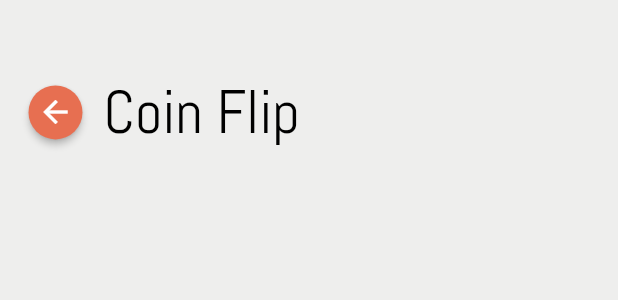
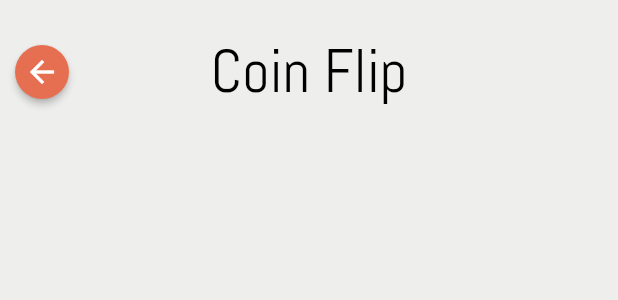
Before and after one commit to yonraf/mobil-software-udvikling, a Flutter app: the TopBar widget shown alone on an empty page, opened directly, on a phone screen of 412 x 824 dp. Shown: the top 300 px of the screen. Run offline on Flutter 3.47's test engine with Material 2 defaults, Android fonts, the phone set to English and light mode, and no system bars.

Commit message:
Topbar center and fixes

```diff
--- a/justrandom/lib/screens/components/home_button.dart
+++ b/justrandom/lib/screens/components/home_button.dart
@@ -10,6 +10,7 @@ class HomeButton extends StatelessWidget {
   @override
   Widget build(BuildContext context) {
     return Container(
+      padding: EdgeInsets.fromLTRB(0, 10, 0, 10),
       child: ElevatedButton (
         onPressed: () {
           Navigator.push(
--- a/justrandom/lib/screens/components/top_bar.dart
+++ b/justrandom/lib/screens/components/top_bar.dart
@@ -12,22 +12,19 @@ class TopBar extends StatelessWidget {
   @override
   Widget build(BuildContext context) {
     return Container(
-      width: MediaQuery.of(context).size.width,
-      padding: EdgeInsets.symmetric(vertical : MediaQuery.of(context).size.height * 0.06, horizontal: 5),
-      child: Row(
-        children: [
-          HomeButton(randomizer.themeColor),
-          Text(
-            randomizer.name,
-            style: TextStyle(
-              fontFamily: 'Abel',
-              color: Colors.black,
-              fontWeight: FontWeight.w200,
-              decoration: TextDecoration.none,
-              fontSize: 40,
-            ),
-          ),
-        ],
+      padding: EdgeInsets.fromLTRB(0, 20, 0, 0),
+      child: AppBar(
+        title: Text(randomizer.name, style: TextStyle(
+          fontFamily: 'Abel',
+          color: Colors.black,
+          fontWeight: FontWeight.w200,
+          decoration: TextDecoration.none,
+          fontSize: 40,
+        ),),
+        leading : HomeButton(randomizer.themeColor),
+        centerTitle: true,
+        backgroundColor: Colors.transparent,
+        shadowColor: Colors.transparent,
       ),
     );
   }
```
